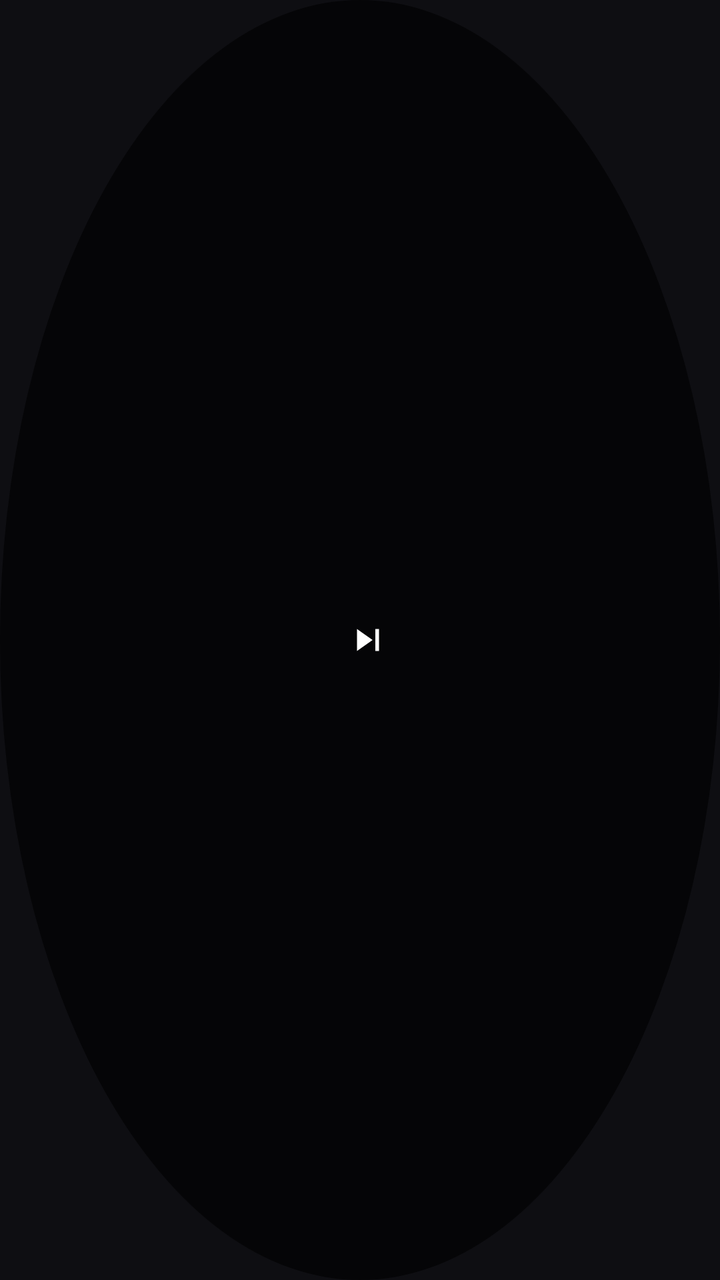
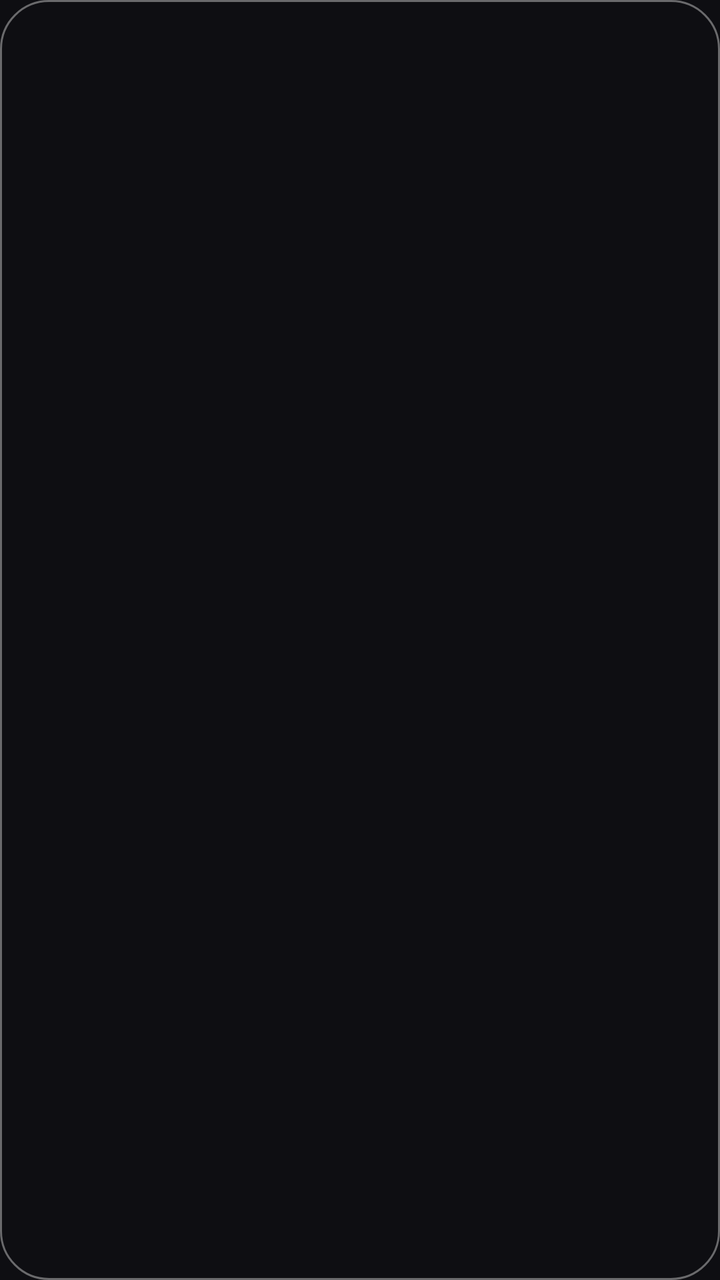

Before-and-after screenshots of an Android layout around one commit, followed by the original layout XML and the change that was made.
<!-- AndroidManifest.xml: application theme Theme.PeanutButter.Tv -->
<!-- res/layout/player_overlay_action.xml -->
<?xml version="1.0" encoding="utf-8"?>
<LinearLayout xmlns:android="http://schemas.android.com/apk/res/android"
    android:layout_width="wrap_content"
    android:layout_height="52dp"
    android:background="@drawable/player_control_btn"
    android:clickable="true"
    android:focusable="true"
    android:focusableInTouchMode="true"
    android:gravity="center"
    android:minWidth="148dp"
    android:nextFocusDown="@id/btn_play"
    android:orientation="horizontal"
    android:paddingHorizontal="18dp">

    <TextView
        android:id="@+id/overlay_action_label"
        android:layout_width="wrap_content"
        android:layout_height="wrap_content"
        android:duplicateParentState="true"
        android:focusable="false"
        android:textColor="@color/pb_white"
        android:textSize="14sp"
        android:textStyle="bold" />

    <ImageView
        android:layout_width="22dp"
        android:layout_height="22dp"
        android:layout_marginStart="8dp"
        android:contentDescription="@null"
        android:duplicateParentState="true"
        android:focusable="false"
        android:src="@drawable/ic_skip_next"
        android:tint="@color/pb_white" />
</LinearLayout>
<!-- resources referenced by this layout -->
<resources>
  <color name="pb_white">#FFFFFFFF</color>
  <!-- drawable ic_skip_next (drawable) -->
  <?xml version="1.0" encoding="utf-8"?>
  <vector xmlns:android="http://schemas.android.com/apk/res/android"
      android:width="24dp"
      android:height="24dp"
      android:viewportWidth="24"
      android:viewportHeight="24">
      <path
          android:fillColor="#FFFFFFFF"
          android:pathData="M6,18l8.5,-6L6,6v12zM16,6v12h2V6h-2z" />
  </vector>
  <!-- drawable player_control_btn (drawable) -->
  <?xml version="1.0" encoding="utf-8"?>
  <selector xmlns:android="http://schemas.android.com/apk/res/android">
      <item android:state_focused="true">
          <shape android:shape="oval">
              <solid android:color="#FF5B9FFF" />
              <stroke
                  android:width="2dp"
                  android:color="@color/pb_white" />
          </shape>
      </item>
      <item>
          <shape android:shape="oval">
              <solid android:color="#9E000000" />
          </shape>
      </item>
  </selector>
  <style name="Theme.PeanutButter.Tv" parent="Theme.Leanback">
          <item name="android:colorPrimary">@color/pb_seed</item>
          <item name="android:colorAccent">@color/pb_seed</item>
          <item name="android:windowBackground">@color/pb_canvas</item>
          <item name="android:windowFullscreen">true</item>
          <item name="defaultSearchColor">@color/pb_seed</item>
          <item name="overlayDimMaskColor">@android:color/transparent</item>
          <item name="defaultBrandColor">@color/pb_canvas</item>
          <item name="defaultBrandColorDark">@color/pb_canvas</item>
          <item name="browseRowsMarginTop">0dp</item>
          <item name="browseRowsMarginStart">0dp</item>
          <item name="browsePaddingStart">0dp</item>
          <item name="browsePaddingEnd">0dp</item>
          <item name="rowHeaderDockStyle">@style/Pb.Tv.HeaderDock</item>
          <item name="android:scrollbars">none</item>
          <item name="android:overScrollMode">never</item>
          <item name="browsePaddingTop">0dp</item>
          <item name="browsePaddingBottom">24dp</item>
          <item name="rowHorizontalGridStyle">@style/Pb.Tv.HorizontalGrid</item>
      </style>
  <color name="pb_seed">#FF5B9FFF</color>
  <color name="pb_canvas">#FF0E0E12</color>
  <style name="Pb.Tv.HeaderDock" parent="Widget.Leanback.Row.HeaderDock">
          <item name="android:paddingStart">0dp</item>
          <item name="android:paddingEnd">0dp</item>
      </style>
  <style name="Pb.Tv.HorizontalGrid" parent="Widget.Leanback.Row.HorizontalGridView">
          <item name="focusOutFront">true</item>
          <item name="focusOutEnd">true</item>
          <item name="android:paddingStart">@dimen/shelf_inset</item>
          <item name="android:paddingEnd">@dimen/shelf_inset</item>
          <item name="android:paddingTop">6dp</item>
          <item name="android:paddingBottom">6dp</item>
          <item name="android:horizontalSpacing">0dp</item>
          <item name="android:clipChildren">false</item>
          <item name="android:clipToPadding">false</item>
          <item name="android:scrollbars">none</item>
          <item name="android:overScrollMode">never</item>
      </style>
  <dimen name="shelf_inset">40dp</dimen>
</resources>

<!-- the commit's change to res/layout/player_overlay_action.xml (unified diff, before → after) -->
@@ -1,34 +1,14 @@
 <?xml version="1.0" encoding="utf-8"?>
-<LinearLayout xmlns:android="http://schemas.android.com/apk/res/android"
+<TextView xmlns:android="http://schemas.android.com/apk/res/android"
     android:layout_width="wrap_content"
-    android:layout_height="52dp"
-    android:background="@drawable/player_control_btn"
-    android:clickable="true"
+    android:layout_height="36dp"
+    android:background="@drawable/bg_button_ghost"
     android:focusable="true"
     android:focusableInTouchMode="true"
     android:gravity="center"
-    android:minWidth="148dp"
-    android:nextFocusDown="@id/btn_play"
-    android:orientation="horizontal"
-    android:paddingHorizontal="18dp">
-
-    <TextView
-        android:id="@+id/overlay_action_label"
-        android:layout_width="wrap_content"
-        android:layout_height="wrap_content"
-        android:duplicateParentState="true"
-        android:focusable="false"
-        android:textColor="@color/pb_white"
-        android:textSize="14sp"
-        android:textStyle="bold" />
-
-    <ImageView
-        android:layout_width="22dp"
-        android:layout_height="22dp"
-        android:layout_marginStart="8dp"
-        android:contentDescription="@null"
-        android:duplicateParentState="true"
-        android:focusable="false"
-        android:src="@drawable/ic_skip_next"
-        android:tint="@color/pb_white" />
-</LinearLayout>
+    android:minWidth="108dp"
+    android:nextFocusDown="@id/seek"
+    android:paddingHorizontal="14dp"
+    android:textColor="@color/pb_white"
+    android:textSize="13sp"
+    android:textStyle="bold" />
<!-- resource entries referenced after the edit -->
@@ -1,31 +1,25 @@
 <!-- resources referenced by this layout -->
 <resources>
   <color name="pb_white">#FFFFFFFF</color>
-  <!-- drawable ic_skip_next (drawable) -->
-  <?xml version="1.0" encoding="utf-8"?>
-  <vector xmlns:android="http://schemas.android.com/apk/res/android"
-      android:width="24dp"
-      android:height="24dp"
-      android:viewportWidth="24"
-      android:viewportHeight="24">
-      <path
-          android:fillColor="#FFFFFFFF"
-          android:pathData="M6,18l8.5,-6L6,6v12zM16,6v12h2V6h-2z" />
-  </vector>
-  <!-- drawable player_control_btn (drawable) -->
+  <!-- drawable bg_button_ghost (drawable) -->
   <?xml version="1.0" encoding="utf-8"?>
   <selector xmlns:android="http://schemas.android.com/apk/res/android">
       <item android:state_focused="true">
-          <shape android:shape="oval">
-              <solid android:color="#FF5B9FFF" />
+          <shape android:shape="rectangle">
+              <solid android:color="#33FFFFFF" />
               <stroke
                   android:width="2dp"
-                  android:color="@color/pb_white" />
+                  android:color="#61FFFFFF" />
+              <corners android:radius="24dp" />
           </shape>
       </item>
       <item>
-          <shape android:shape="oval">
-              <solid android:color="#9E000000" />
+          <shape android:shape="rectangle">
+              <solid android:color="@android:color/transparent" />
+              <stroke
+                  android:width="1dp"
+                  android:color="#61FFFFFF" />
+              <corners android:radius="24dp" />
           </shape>
       </item>
   </selector>
